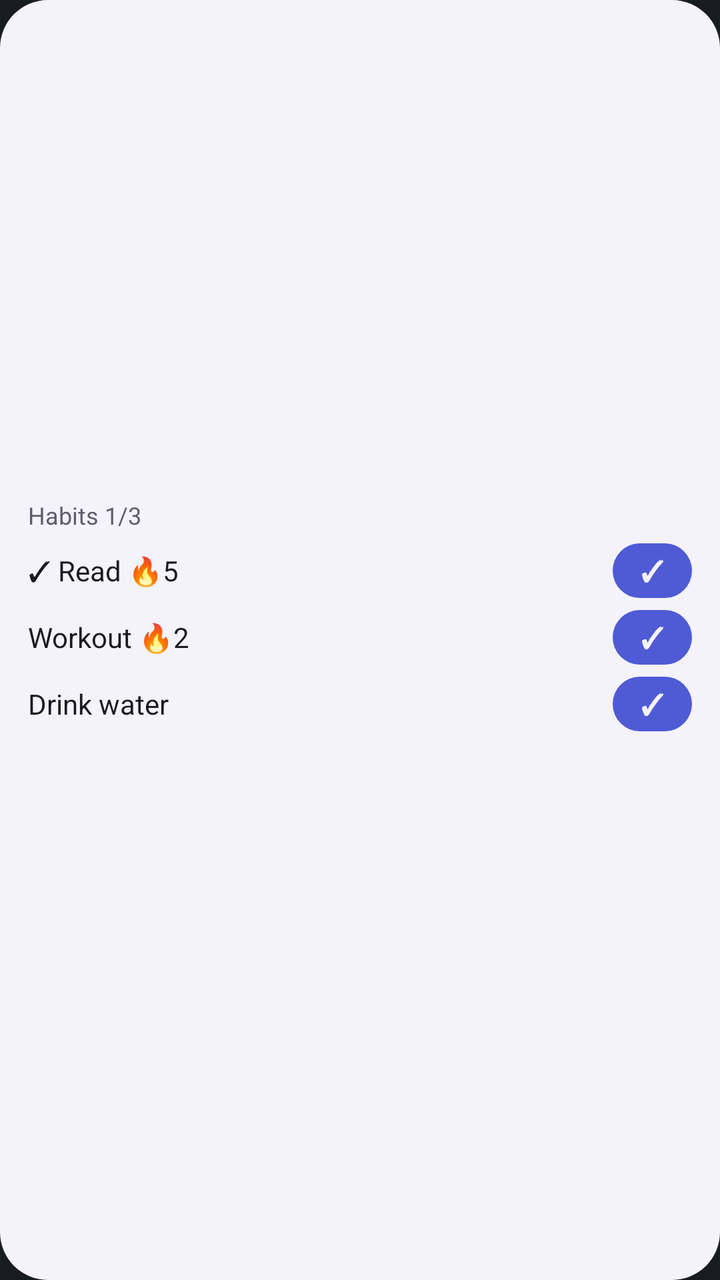
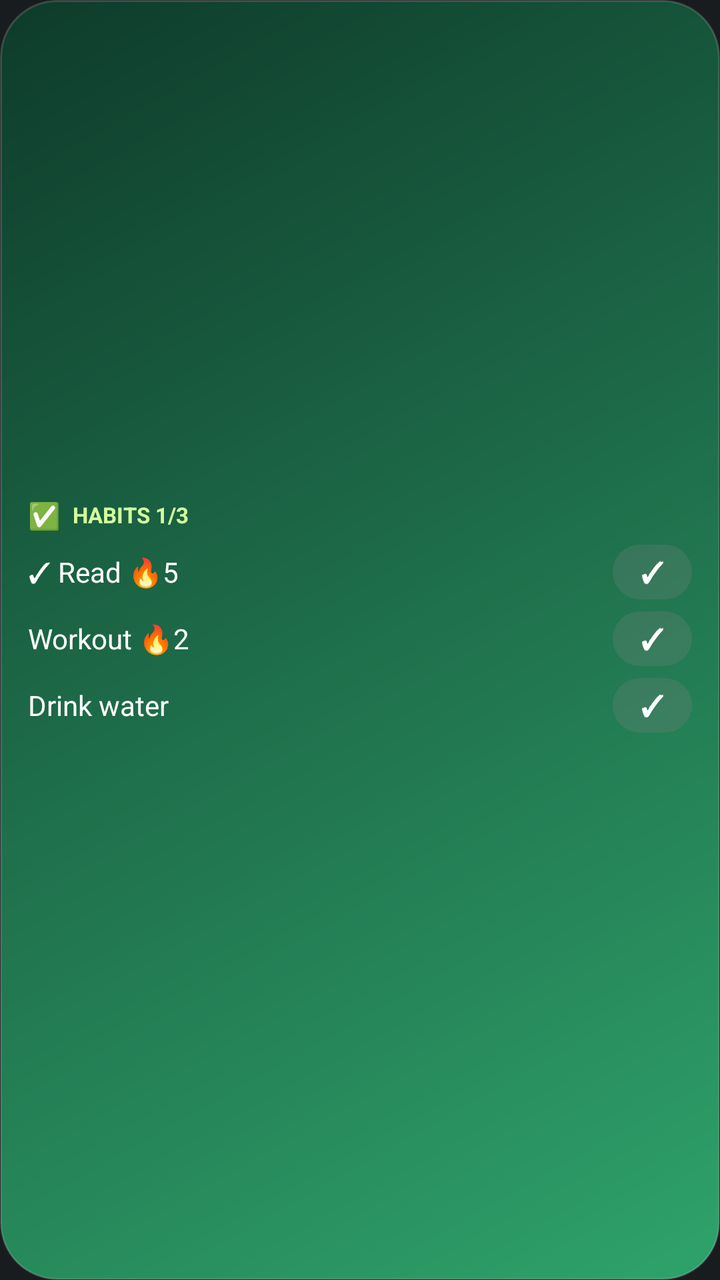

Two renders of the same Android screen: before a commit and after it. Below are the layout's source before the change and the commit's diff.
<!-- AndroidManifest.xml: application theme android:Theme.DeviceDefault.NoActionBar -->
<!-- res/layout/widget_habits_preview.xml -->
<?xml version="1.0" encoding="utf-8"?>
<LinearLayout xmlns:android="http://schemas.android.com/apk/res/android"
    android:id="@+id/w_preview_root"
    android:layout_width="match_parent"
    android:layout_height="match_parent"
    android:background="@drawable/widget_bg"
    android:gravity="center_vertical"
    android:orientation="vertical"
    android:padding="14dp">

    <TextView
        android:id="@+id/w_title"
        android:text="@string/wp_habits_title"
        android:layout_width="wrap_content"
        android:layout_height="wrap_content"
        android:maxLines="1"
        android:textColor="@color/widget_text_secondary"
        android:textSize="12sp" />

    <LinearLayout
        android:id="@+id/w_h1"
        android:layout_width="match_parent"
        android:layout_height="wrap_content"
        android:layout_marginTop="6dp"
        android:gravity="center_vertical"
        android:orientation="horizontal">

        <TextView
            android:id="@+id/w_h1_text"
        android:text="@string/wp_habits_h1"
            android:layout_width="0dp"
            android:layout_height="wrap_content"
            android:layout_weight="1"
            android:maxLines="1"
            android:textColor="@color/widget_text"
            android:textSize="14sp" />

        <TextView
            android:id="@+id/w_h1_btn"
            android:layout_width="wrap_content"
            android:layout_height="wrap_content"
            android:background="@drawable/widget_btn_bg"
            android:gravity="center"
            android:paddingLeft="14dp"
            android:paddingTop="4dp"
            android:paddingRight="14dp"
            android:paddingBottom="4dp"
            android:text="✓"
            android:textColor="@color/widget_bg"
            android:textSize="14sp"
            android:textStyle="bold" />
    </LinearLayout>

    <LinearLayout
        android:id="@+id/w_h2"
        android:layout_width="match_parent"
        android:layout_height="wrap_content"
        android:layout_marginTop="6dp"
        android:gravity="center_vertical"
        android:orientation="horizontal">

        <TextView
            android:id="@+id/w_h2_text"
        android:text="@string/wp_habits_h2"
            android:layout_width="0dp"
            android:layout_height="wrap_content"
            android:layout_weight="1"
            android:maxLines="1"
            android:textColor="@color/widget_text"
            android:textSize="14sp" />

        <TextView
            android:id="@+id/w_h2_btn"
            android:layout_width="wrap_content"
            android:layout_height="wrap_content"
            android:background="@drawable/widget_btn_bg"
            android:gravity="center"
            android:paddingLeft="14dp"
            android:paddingTop="4dp"
            android:paddingRight="14dp"
            android:paddingBottom="4dp"
            android:text="✓"
            android:textColor="@color/widget_bg"
            android:textSize="14sp"
            android:textStyle="bold" />
    </LinearLayout>

    <LinearLayout
        android:id="@+id/w_h3"
        android:layout_width="match_parent"
        android:layout_height="wrap_content"
        android:layout_marginTop="6dp"
        android:gravity="center_vertical"
        android:orientation="horizontal">

        <TextView
            android:id="@+id/w_h3_text"
        android:text="@string/wp_habits_h3"
            android:layout_width="0dp"
            android:layout_height="wrap_content"
            android:layout_weight="1"
            android:maxLines="1"
            android:textColor="@color/widget_text"
            android:textSize="14sp" />

        <TextView
            android:id="@+id/w_h3_btn"
            android:layout_width="wrap_content"
            android:layout_height="wrap_content"
            android:background="@drawable/widget_btn_bg"
            android:gravity="center"
            android:paddingLeft="14dp"
            android:paddingTop="4dp"
            android:paddingRight="14dp"
            android:paddingBottom="4dp"
            android:text="✓"
            android:textColor="@color/widget_bg"
            android:textSize="14sp"
            android:textStyle="bold" />
    </LinearLayout>

    <TextView
        android:id="@+id/w_empty"
        android:layout_width="wrap_content"
        android:layout_height="wrap_content"
        android:layout_marginTop="6dp"
        android:textColor="@color/widget_text"
        android:textSize="14sp" />
</LinearLayout>
<!-- resources referenced by this layout -->
<resources>
  <color name="widget_bg">#F4F2FA</color>
  <color name="widget_text">#1B1B1F</color>
  <color name="widget_text_secondary">#5F5C6B</color>
  <!-- drawable widget_bg (drawable) -->
  <?xml version="1.0" encoding="utf-8"?>
  <shape xmlns:android="http://schemas.android.com/apk/res/android" android:shape="rectangle">
      <solid android:color="@color/widget_bg" />
      <corners android:radius="24dp" />
  </shape>
  <!-- drawable widget_btn_bg (drawable) -->
  <?xml version="1.0" encoding="utf-8"?>
  <shape xmlns:android="http://schemas.android.com/apk/res/android" android:shape="rectangle">
      <solid android:color="@color/widget_accent" />
      <corners android:radius="14dp" />
  </shape>
  <string name="wp_habits_h1">✓ Read 🔥5</string>
  <string name="wp_habits_h2">Workout 🔥2</string>
  <string name="wp_habits_h3">Drink water</string>
  <string name="wp_habits_title">Habits 1/3</string>
  <color name="widget_accent">#4F5BD5</color>
</resources>

<!-- the commit's change to res/layout/widget_habits_preview.xml (unified diff, before → after) -->
@@ -1,129 +1,26 @@
 <?xml version="1.0" encoding="utf-8"?>
-<LinearLayout xmlns:android="http://schemas.android.com/apk/res/android"
-    android:id="@+id/w_preview_root"
+<FrameLayout xmlns:android="http://schemas.android.com/apk/res/android"
+    android:id="@+id/w_root"
     android:layout_width="match_parent"
-    android:layout_height="match_parent"
-    android:background="@drawable/widget_bg"
-    android:gravity="center_vertical"
-    android:orientation="vertical"
-    android:padding="14dp">
-
-    <TextView
-        android:id="@+id/w_title"
-        android:text="@string/wp_habits_title"
-        android:layout_width="wrap_content"
-        android:layout_height="wrap_content"
-        android:maxLines="1"
-        android:textColor="@color/widget_text_secondary"
-        android:textSize="12sp" />
-
-    <LinearLayout
-        android:id="@+id/w_h1"
-        android:layout_width="match_parent"
-        android:layout_height="wrap_content"
-        android:layout_marginTop="6dp"
-        android:gravity="center_vertical"
-        android:orientation="horizontal">
-
-        <TextView
-            android:id="@+id/w_h1_text"
-        android:text="@string/wp_habits_h1"
-            android:layout_width="0dp"
-            android:layout_height="wrap_content"
-            android:layout_weight="1"
-            android:maxLines="1"
-            android:textColor="@color/widget_text"
-            android:textSize="14sp" />
-
-        <TextView
-            android:id="@+id/w_h1_btn"
-            android:layout_width="wrap_content"
-            android:layout_height="wrap_content"
-            android:background="@drawable/widget_btn_bg"
-            android:gravity="center"
-            android:paddingLeft="14dp"
-            android:paddingTop="4dp"
-            android:paddingRight="14dp"
-            android:paddingBottom="4dp"
-            android:text="✓"
-            android:textColor="@color/widget_bg"
-            android:textSize="14sp"
-            android:textStyle="bold" />
-    </LinearLayout>
-
-    <LinearLayout
-        android:id="@+id/w_h2"
-        android:layout_width="match_parent"
-        android:layout_height="wrap_content"
-        android:layout_marginTop="6dp"
-        android:gravity="center_vertical"
-        android:orientation="horizontal">
-
-        <TextView
-            android:id="@+id/w_h2_text"
-        android:text="@string/wp_habits_h2"
-            android:layout_width="0dp"
-            android:layout_height="wrap_content"
-            android:layout_weight="1"
-            android:maxLines="1"
-            android:textColor="@color/widget_text"
-            android:textSize="14sp" />
-
-        <TextView
-            android:id="@+id/w_h2_btn"
-            android:layout_width="wrap_content"
-            android:layout_height="wrap_content"
-            android:background="@drawable/widget_btn_bg"
-            android:gravity="center"
-            android:paddingLeft="14dp"
-            android:paddingTop="4dp"
-            android:paddingRight="14dp"
-            android:paddingBottom="4dp"
-            android:text="✓"
-            android:textColor="@color/widget_bg"
-            android:textSize="14sp"
-            android:textStyle="bold" />
-    </LinearLayout>
-
-    <LinearLayout
-        android:id="@+id/w_h3"
-        android:layout_width="match_parent"
-        android:layout_height="wrap_content"
-        android:layout_marginTop="6dp"
-        android:gravity="center_vertical"
-        android:orientation="horizontal">
-
-        <TextView
-            android:id="@+id/w_h3_text"
-        android:text="@string/wp_habits_h3"
-            android:layout_width="0dp"
-            android:layout_height="wrap_content"
-            android:layout_weight="1"
-            android:maxLines="1"
-            android:textColor="@color/widget_text"
-            android:textSize="14sp" />
-
-        <TextView
-            android:id="@+id/w_h3_btn"
-            android:layout_width="wrap_content"
-            android:layout_height="wrap_content"
-            android:background="@drawable/widget_btn_bg"
-            android:gravity="center"
-            android:paddingLeft="14dp"
-            android:paddingTop="4dp"
-            android:paddingRight="14dp"
-            android:paddingBottom="4dp"
-            android:text="✓"
-            android:textColor="@color/widget_bg"
-            android:textSize="14sp"
-            android:textStyle="bold" />
-    </LinearLayout>
-
-    <TextView
-        android:id="@+id/w_empty"
-        android:layout_width="wrap_content"
-        android:layout_height="wrap_content"
-        android:layout_marginTop="6dp"
-        android:textColor="@color/widget_text"
-        android:textSize="14sp" />
+    android:layout_height="match_parent">
+<ImageView android:id="@+id/w_bg" android:layout_width="match_parent" android:layout_height="match_parent" android:contentDescription="@null" android:scaleType="fitXY" android:src="@drawable/wbg_sig_habits" />
+<LinearLayout android:layout_width="match_parent" android:layout_height="match_parent" android:orientation="vertical" android:gravity="center_vertical" android:padding="14dp">
+<LinearLayout android:layout_width="wrap_content" android:layout_height="wrap_content" android:orientation="horizontal" android:gravity="center_vertical">
+<TextView android:layout_width="wrap_content" android:layout_height="wrap_content" android:maxLines="1" android:ellipsize="end" android:textColor="#FFD3FF9E" android:textSize="13sp" android:text="✅" />
+<TextView android:id="@+id/w_title" android:layout_width="wrap_content" android:layout_height="wrap_content" android:layout_marginStart="6dp" android:maxLines="1" android:ellipsize="end" android:textColor="#FFD3FF9E" android:textSize="11sp" android:textStyle="bold" android:text="@string/wp_habits_title" android:textAllCaps="true" />
 </LinearLayout>
+<LinearLayout android:id="@+id/w_h1" android:layout_width="match_parent" android:layout_height="wrap_content" android:orientation="horizontal" android:gravity="center_vertical" android:layout_marginTop="6dp">
+<TextView android:id="@+id/w_h1_text" android:text="@string/wp_habits_h1" android:layout_width="0dp" android:layout_height="wrap_content" android:layout_weight="1" android:maxLines="1" android:ellipsize="end" android:textColor="#FFFFFFFF" android:textSize="14sp" />
+<TextView android:id="@+id/w_h1_btn" android:layout_width="wrap_content" android:layout_height="wrap_content" android:maxLines="1" android:ellipsize="end" android:textColor="#FFFFFFFF" android:textSize="14sp" android:textStyle="bold" android:gravity="center" android:text="✓" android:background="@drawable/wbtn" android:paddingLeft="14dp" android:paddingRight="14dp" android:paddingTop="4dp" android:paddingBottom="4dp" />
+</LinearLayout>
+<LinearLayout android:id="@+id/w_h2" android:layout_width="match_parent" android:layout_height="wrap_content" android:orientation="horizontal" android:gravity="center_vertical" android:layout_marginTop="6dp">
+<TextView android:id="@+id/w_h2_text" android:text="@string/wp_habits_h2" android:layout_width="0dp" android:layout_height="wrap_content" android:layout_weight="1" android:maxLines="1" android:ellipsize="end" android:textColor="#FFFFFFFF" android:textSize="14sp" />
+<TextView android:id="@+id/w_h2_btn" android:layout_width="wrap_content" android:layout_height="wrap_content" android:maxLines="1" android:ellipsize="end" android:textColor="#FFFFFFFF" android:textSize="14sp" android:textStyle="bold" android:gravity="center" android:text="✓" android:background="@drawable/wbtn" android:paddingLeft="14dp" android:paddingRight="14dp" android:paddingTop="4dp" android:paddingBottom="4dp" />
+</LinearLayout>
+<LinearLayout android:id="@+id/w_h3" android:layout_width="match_parent" android:layout_height="wrap_content" android:orientation="horizontal" android:gravity="center_vertical" android:layout_marginTop="6dp">
+<TextView android:id="@+id/w_h3_text" android:text="@string/wp_habits_h3" android:layout_width="0dp" android:layout_height="wrap_content" android:layout_weight="1" android:maxLines="1" android:ellipsize="end" android:textColor="#FFFFFFFF" android:textSize="14sp" />
+<TextView android:id="@+id/w_h3_btn" android:layout_width="wrap_content" android:layout_height="wrap_content" android:maxLines="1" android:ellipsize="end" android:textColor="#FFFFFFFF" android:textSize="14sp" android:textStyle="bold" android:gravity="center" android:text="✓" android:background="@drawable/wbtn" android:paddingLeft="14dp" android:paddingRight="14dp" android:paddingTop="4dp" android:paddingBottom="4dp" />
+</LinearLayout>
+<TextView android:id="@+id/w_empty" android:layout_width="wrap_content" android:layout_height="wrap_content" android:layout_marginTop="6dp" android:maxLines="1" android:ellipsize="end" android:textColor="#FFFFFFFF" android:textSize="14sp" />
+</LinearLayout>
+</FrameLayout>
<!-- resource entries referenced after the edit -->
@@ -1,24 +1,21 @@
 <!-- resources referenced by this layout -->
 <resources>
-  <color name="widget_bg">#F4F2FA</color>
-  <color name="widget_text">#1B1B1F</color>
-  <color name="widget_text_secondary">#5F5C6B</color>
-  <!-- drawable widget_bg (drawable) -->
+  <!-- drawable wbg_sig_habits (drawable) -->
   <?xml version="1.0" encoding="utf-8"?>
   <shape xmlns:android="http://schemas.android.com/apk/res/android" android:shape="rectangle">
-      <solid android:color="@color/widget_bg" />
-      <corners android:radius="24dp" />
+      <gradient android:angle="315" android:endColor="#FF2FA36B" android:startColor="#FF0E3B2B" />
+      <corners android:radius="28dp" />
+      <stroke android:width="1dp" android:color="#26FFFFFF" />
   </shape>
-  <!-- drawable widget_btn_bg (drawable) -->
+  <!-- drawable wbtn (drawable) -->
   <?xml version="1.0" encoding="utf-8"?>
   <shape xmlns:android="http://schemas.android.com/apk/res/android" android:shape="rectangle">
-      <solid android:color="@color/widget_accent" />
+      <solid android:color="#40808080" />
       <corners android:radius="14dp" />
   </shape>
   <string name="wp_habits_h1">✓ Read 🔥5</string>
   <string name="wp_habits_h2">Workout 🔥2</string>
   <string name="wp_habits_h3">Drink water</string>
   <string name="wp_habits_title">Habits 1/3</string>
-  <color name="widget_accent">#4F5BD5</color>
 </resources>
 
